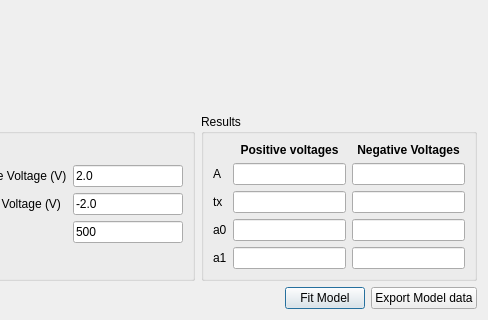
First picture: the form in uis/fitdialog.ui, repository arc-instruments/arc1_pyqt, before the edit; both pictures show x 120 to 608 and y 147 to 467 of the 608 by 467 pixel window.
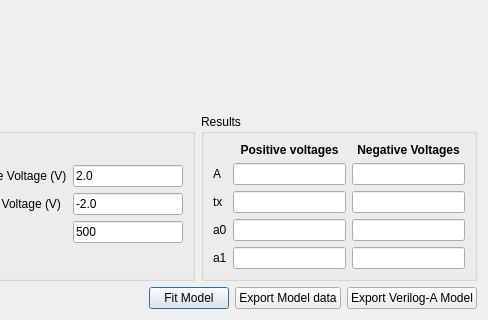
Second picture: the form after the edit. Custom widgets are drawn as their Qt base class.

Commit message: Add support for exporting a Verilog-A model in ParameterFit

```diff
--- a/uis/fitdialog.ui
+++ b/uis/fitdialog.ui
@@ -290,6 +290,13 @@
        </property>
       </widget>
      </item>
+     <item>
+      <widget class="QPushButton" name="exportVerilogButton">
+       <property name="text">
+        <string>Export Verilog-A Model</string>
+       </property>
+      </widget>
+     </item>
     </layout>
    </item>
   </layout>
```
The commit also changes 1 other file.
